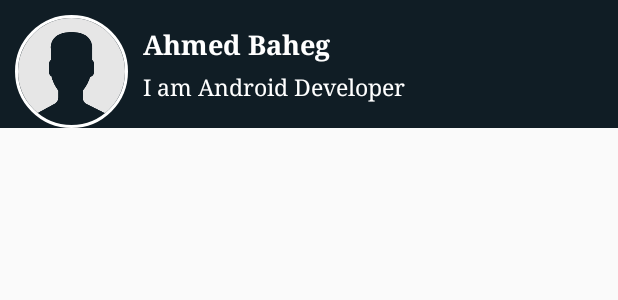
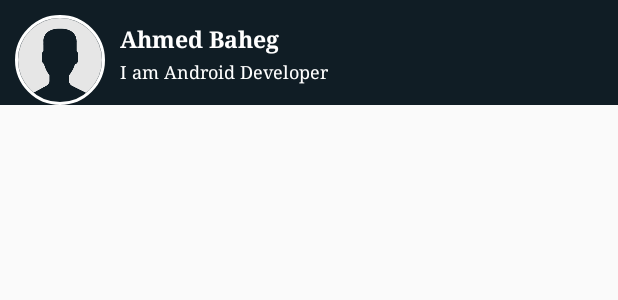
Before and after one commit to AhmedBaheg/WhatsApp, an Android app: the layout find_friend_item.xml on its own in the app's theme, with its tools: preview values and no code run, on a phone screen of 412 x 824 dp. Shown: the top 300 px of the screen. Run offline under Robolectric (Android 15) with nearby library versions, the light colour scheme and no system bars.

Commit message:
Initial commit

```diff
--- a/app/src/main/res/layout/dialog_delete_friends.xml
+++ b/app/src/main/res/layout/dialog_delete_friends.xml
@@ -49,6 +49,7 @@
             android:orientation="horizontal"
             app:layout_constraintTop_toBottomOf="@+id/linear_tv"
             android:layout_margin="25dp"
+            android:paddingBottom="10dp"
             android:weightSum="2"
             android:layout_marginBottom="30dp">
 
--- a/app/src/main/res/layout/find_friend_item.xml
+++ b/app/src/main/res/layout/find_friend_item.xml
@@ -8,8 +8,8 @@
 
     <de.hdodenhof.circleimageview.CircleImageView
         android:id="@+id/image_find_friend"
-        android:layout_width="75dp"
-        android:layout_height="75dp"
+        android:layout_width="60dp"
+        android:layout_height="60dp"
         android:layout_marginStart="10dp"
         android:layout_marginTop="10dp"
         android:src="@drawable/default_pic_user"
@@ -26,7 +26,7 @@
             android:layout_width="match_parent"
             android:layout_height="wrap_content"
             android:orientation="horizontal"
-            android:layout_marginTop="17dp"
+            android:layout_marginTop="15dp"
             android:weightSum="2">
 
             <TextView
@@ -35,15 +35,15 @@
                 android:layout_height="wrap_content"
                 android:text="@string/ahmed_baheg"
                 android:textColor="@android:color/white"
-                android:textSize="18sp"
+                android:textSize="15sp"
                 android:fontFamily="serif"
                 android:textStyle="bold"
                 android:layout_weight="1"/>
 
             <ImageView
                 android:id="@+id/status_find_friend"
-                android:layout_width="15dp"
-                android:layout_height="15dp"
+                android:layout_width="12dp"
+                android:layout_height="12dp"
                 android:src="@drawable/online"
                 android:layout_weight="1"
                 android:layout_gravity="center"
@@ -55,7 +55,7 @@
             android:layout_width="match_parent"
             android:layout_height="wrap_content"
             android:orientation="vertical"
-            android:layout_marginTop="5dp">
+            android:layout_marginTop="3dp">
 
             <TextView
                 android:id="@+id/about_find_friend"
@@ -63,7 +63,7 @@
                 android:layout_height="wrap_content"
                 android:text="I am Android Developer"
                 android:textColor="@android:color/white"
-                android:textSize="15sp"
+                android:textSize="12sp"
                 android:fontFamily="serif"/>
 
         </LinearLayout>
```
Also changed, not shown: app/src/main/java/com/example/whatsapp/Activity/ProfileFriendsActivity.java (+9 -10 lines).
